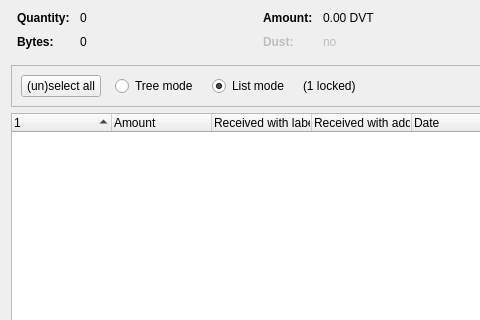
Before: the Qt Designer form src/qt/forms/coincontroldialog.ui in devaultcrypto/devault, drawn with Qt 5; both pictures show x 0 to 480 and y 0 to 320 of the 1000 by 500 pixel window.
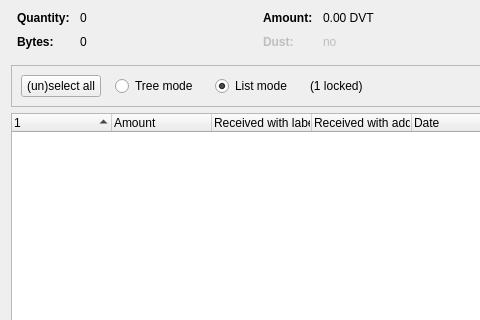
After: the same form once the commit is applied. Custom widgets are drawn as their Qt base class.

Commit message:
Seed Words styling +
Coin Control radio widget styling

```diff
--- a/src/qt/forms/coincontroldialog.ui
+++ b/src/qt/forms/coincontroldialog.ui
@@ -348,7 +348,7 @@
            </sizepolicy>
           </property>
           <property name="text">
-           <string>Tree mode</string>
+           <string>Tree mode </string>
           </property>
          </widget>
         </item>
@@ -361,7 +361,7 @@
            </sizepolicy>
           </property>
           <property name="text">
-           <string>List mode</string>
+           <string>List mode </string>
           </property>
           <property name="checked">
            <bool>true</bool>
```
The commit also changes 1 other file.
